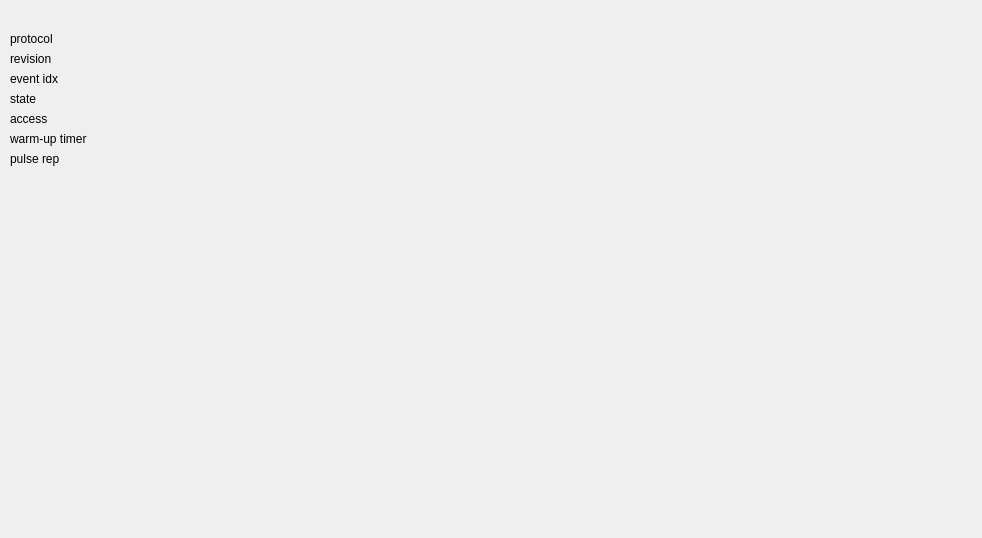
slac-epics-modules/ScandiNova, file iocBoot/modbus_sim/scandinova.ui: the form before one commit.
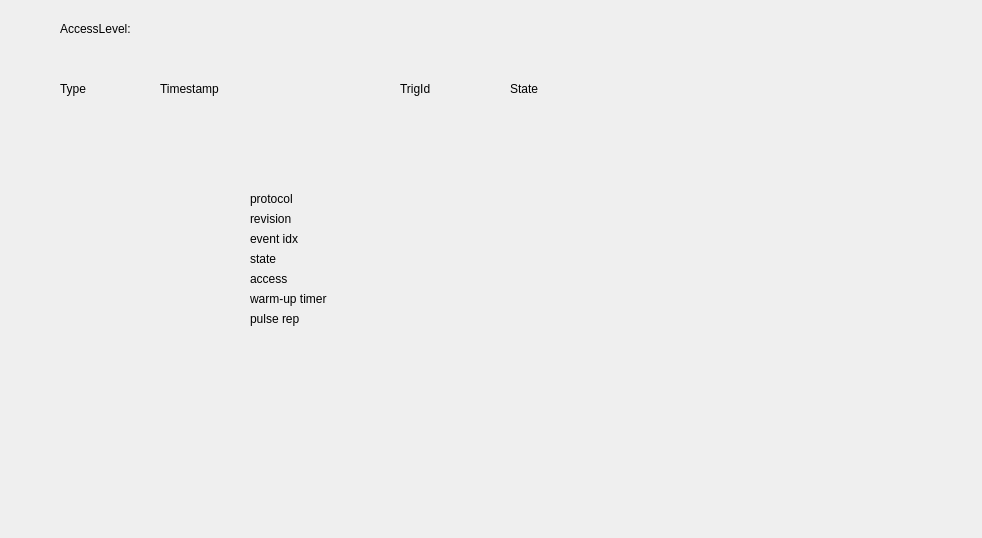
The form after the commit. Custom widgets are drawn as their Qt base class.

Commit message: work around a bug in aSub record processing; more elements in GUI

Patch:
```diff
--- a/iocBoot/modbus_sim/scandinova.ui
+++ b/iocBoot/modbus_sim/scandinova.ui
@@ -16,8 +16,8 @@
   <widget class="PyDMLabel" name="PyDMLabel">
    <property name="geometry">
     <rect>
-     <x>140</x>
-     <y>20</y>
+     <x>380</x>
+     <y>180</y>
      <width>101</width>
      <height>41</height>
     </rect>
@@ -35,8 +35,8 @@
   <widget class="QLabel" name="label">
    <property name="geometry">
     <rect>
-     <x>10</x>
-     <y>30</y>
+     <x>250</x>
+     <y>190</y>
      <width>74</width>
      <height>18</height>
     </rect>
@@ -48,8 +48,8 @@
   <widget class="QLabel" name="label_2">
    <property name="geometry">
     <rect>
-     <x>10</x>
-     <y>50</y>
+     <x>250</x>
+     <y>210</y>
      <width>74</width>
      <height>18</height>
     </rect>
@@ -61,8 +61,8 @@
   <widget class="PyDMLabel" name="PyDMLabel_2">
    <property name="geometry">
     <rect>
-     <x>140</x>
-     <y>50</y>
+     <x>380</x>
+     <y>210</y>
      <width>76</width>
      <height>18</height>
     </rect>
@@ -80,8 +80,8 @@
   <widget class="QLabel" name="label_3">
    <property name="geometry">
     <rect>
-     <x>10</x>
-     <y>70</y>
+     <x>250</x>
+     <y>230</y>
      <width>74</width>
      <height>18</height>
     </rect>
@@ -93,8 +93,8 @@
   <widget class="PyDMLabel" name="PyDMLabel_3">
    <property name="geometry">
     <rect>
-     <x>140</x>
-     <y>70</y>
+     <x>380</x>
+     <y>230</y>
      <width>76</width>
      <height>18</height>
     </rect>
@@ -112,8 +112,8 @@
   <widget class="QLabel" name="label_4">
    <property name="geometry">
     <rect>
-     <x>10</x>
-     <y>90</y>
+     <x>250</x>
+     <y>250</y>
      <width>74</width>
      <height>18</height>
     </rect>
@@ -125,8 +125,8 @@
   <widget class="PyDMLabel" name="PyDMLabel_4">
    <property name="geometry">
     <rect>
-     <x>140</x>
-     <y>90</y>
+     <x>380</x>
+     <y>250</y>
      <width>76</width>
      <height>18</height>
     </rect>
@@ -144,8 +144,8 @@
   <widget class="QLabel" name="label_5">
    <property name="geometry">
     <rect>
-     <x>10</x>
-     <y>110</y>
+     <x>250</x>
+     <y>270</y>
      <width>74</width>
      <height>18</height>
     </rect>
@@ -157,8 +157,8 @@
   <widget class="PyDMLabel" name="PyDMLabel_5">
    <property name="geometry">
     <rect>
-     <x>140</x>
-     <y>110</y>
+     <x>380</x>
+     <y>270</y>
      <width>76</width>
      <height>18</height>
     </rect>
@@ -176,8 +176,8 @@
   <widget class="QLabel" name="label_6">
    <property name="geometry">
     <rect>
-     <x>10</x>
-     <y>130</y>
+     <x>250</x>
+     <y>290</y>
      <width>121</width>
      <height>18</height>
     </rect>
@@ -189,8 +189,8 @@
   <widget class="PyDMLabel" name="PyDMLabel_6">
    <property name="geometry">
     <rect>
-     <x>140</x>
-     <y>130</y>
+     <x>380</x>
+     <y>290</y>
      <width>76</width>
      <height>18</height>
     </rect>
@@ -208,8 +208,8 @@
   <widget class="QLabel" name="label_7">
    <property name="geometry">
     <rect>
-     <x>10</x>
-     <y>150</y>
+     <x>250</x>
+     <y>310</y>
      <width>121</width>
      <height>18</height>
     </rect>
@@ -221,8 +221,8 @@
   <widget class="PyDMLabel" name="PyDMLabel_7">
    <property name="geometry">
     <rect>
-     <x>140</x>
-     <y>150</y>
+     <x>380</x>
+     <y>310</y>
      <width>76</width>
      <height>18</height>
     </rect>
@@ -237,6 +237,166 @@
     <enum>PyDMLabel::Decimal</enum>
    </property>
   </widget>
+  <widget class="QLabel" name="label_8">
+   <property name="geometry">
+    <rect>
+     <x>60</x>
+     <y>80</y>
+     <width>74</width>
+     <height>18</height>
+    </rect>
+   </property>
+   <property name="text">
+    <string>Type</string>
+   </property>
+  </widget>
+  <widget class="QLabel" name="label_9">
+   <property name="geometry">
+    <rect>
+     <x>160</x>
+     <y>80</y>
+     <width>91</width>
+     <height>18</height>
+    </rect>
+   </property>
+   <property name="text">
+    <string>Timestamp</string>
+   </property>
+  </widget>
+  <widget class="QLabel" name="label_10">
+   <property name="geometry">
+    <rect>
+     <x>400</x>
+     <y>80</y>
+     <width>74</width>
+     <height>18</height>
+    </rect>
+   </property>
+   <property name="text">
+    <string>TrigId</string>
+   </property>
+  </widget>
+  <widget class="QLabel" name="label_11">
+   <property name="geometry">
+    <rect>
+     <x>510</x>
+     <y>80</y>
+     <width>74</width>
+     <height>18</height>
+    </rect>
+   </property>
+   <property name="text">
+    <string>State</string>
+   </property>
+  </widget>
+  <widget class="PyDMLabel" name="PyDMLabel_8">
+   <property name="geometry">
+    <rect>
+     <x>60</x>
+     <y>100</y>
+     <width>101</width>
+     <height>21</height>
+    </rect>
+   </property>
+   <property name="toolTip">
+    <string/>
+   </property>
+   <property name="channel" stdset="0">
+    <string>ca://${P}:MainEventTypeStr.VAL</string>
+   </property>
+   <property name="displayFormat" stdset="0">
+    <enum>PyDMLabel::String</enum>
+   </property>
+  </widget>
+  <widget class="PyDMLabel" name="PyDMLabel_9">
+   <property name="geometry">
+    <rect>
+     <x>160</x>
+     <y>100</y>
+     <width>221</width>
+     <height>18</height>
+    </rect>
+   </property>
+   <property name="toolTip">
+    <string/>
+   </property>
+   <property name="channel" stdset="0">
+    <string>ca://${P}:MainEventTimeStr.VAL</string>
+   </property>
+   <property name="displayFormat" stdset="0">
+    <enum>PyDMLabel::String</enum>
+   </property>
+  </widget>
+  <widget class="PyDMLabel" name="PyDMLabel_10">
+   <property name="geometry">
+    <rect>
+     <x>400</x>
+     <y>100</y>
+     <width>76</width>
+     <height>18</height>
+    </rect>
+   </property>
+   <property name="toolTip">
+    <string/>
+   </property>
+   <property name="channel" stdset="0">
+    <string>ca://${P}:MainEventTrigger.VAL</string>
+   </property>
+   <property name="displayFormat" stdset="0">
+    <enum>PyDMLabel::Decimal</enum>
+   </property>
+  </widget>
+  <widget class="PyDMLabel" name="PyDMLabel_11">
+   <property name="geometry">
+    <rect>
+     <x>510</x>
+     <y>100</y>
+     <width>76</width>
+     <height>18</height>
+    </rect>
+   </property>
+   <property name="toolTip">
+    <string/>
+   </property>
+   <property name="channel" stdset="0">
+    <string>ca://${P}:State.VAL</string>
+   </property>
+   <property name="displayFormat" stdset="0">
+    <enum>PyDMLabel::String</enum>
+   </property>
+  </widget>
+  <widget class="QLabel" name="label_12">
+   <property name="geometry">
+    <rect>
+     <x>60</x>
+     <y>20</y>
+     <width>101</width>
+     <height>18</height>
+    </rect>
+   </property>
+   <property name="text">
+    <string>AccessLevel:</string>
+   </property>
+  </widget>
+  <widget class="PyDMLabel" name="PyDMLabel_12">
+   <property name="geometry">
+    <rect>
+     <x>170</x>
+     <y>20</y>
+     <width>101</width>
+     <height>21</height>
+    </rect>
+   </property>
+   <property name="toolTip">
+    <string/>
+   </property>
+   <property name="channel" stdset="0">
+    <string>ca://${P}:AccessLevel.VAL</string>
+   </property>
+   <property name="displayFormat" stdset="0">
+    <enum>PyDMLabel::String</enum>
+   </property>
+  </widget>
  </widget>
  <customwidgets>
   <customwidget>
```
Left out of the diff: 14 changed lines with no effect on the pictures. The commit also changes 3 other files.
